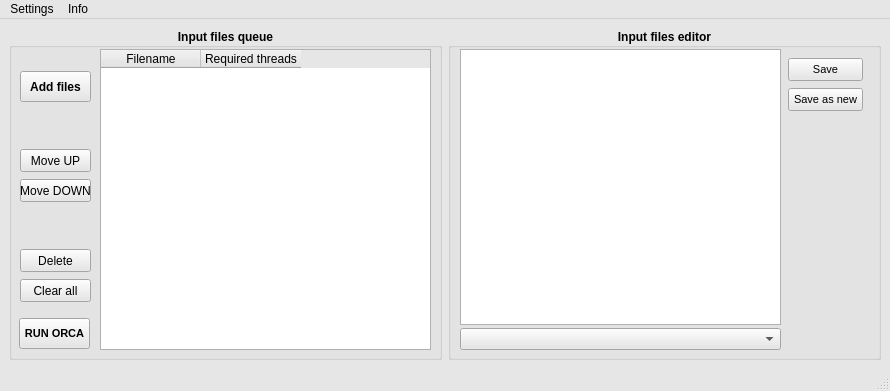
Old version of the form mainwindow.ui in the repository DulovDmitry/OrcaLauncher.
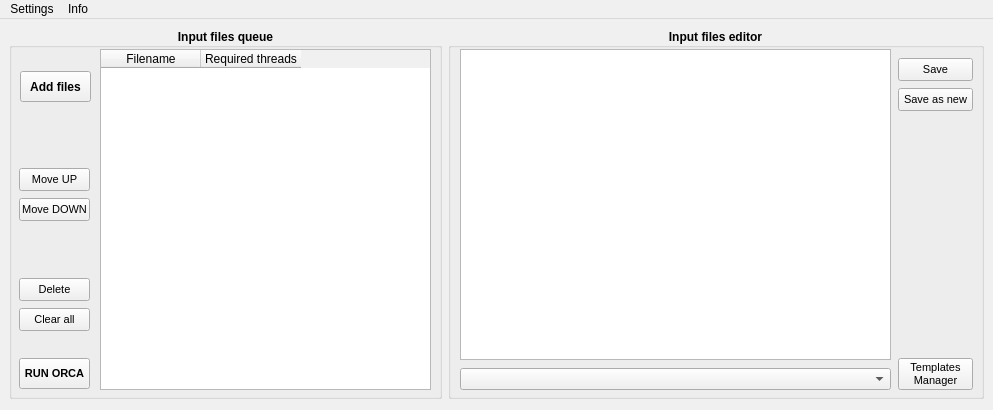
New version of the form.

Commit message: OrcaLauncher v1.2.0 release - добавлен редактор шаблонов (Templates Manager) - изменен принцип хранения шаблонов в templates.dat - добавлено контекстное меню для элементов таблицы информационноо окна - реализована вохможность создания .wfn файлов из .out - скорректирован дизайн окон и элементов - устранены мелкие баги

```diff
--- a/mainwindow.ui
+++ b/mainwindow.ui
@@ -6,8 +6,8 @@
    <rect>
     <x>0</x>
     <y>0</y>
-    <width>890</width>
-    <height>391</height>
+    <width>993</width>
+    <height>410</height>
    </rect>
   </property>
   <property name="sizePolicy">
@@ -18,14 +18,14 @@
   </property>
   <property name="minimumSize">
    <size>
-    <width>890</width>
-    <height>391</height>
+    <width>993</width>
+    <height>410</height>
    </size>
   </property>
   <property name="maximumSize">
    <size>
-    <width>890</width>
-    <height>391</height>
+    <width>993</width>
+    <height>410</height>
    </size>
   </property>
   <property name="palette">
@@ -43,9 +43,9 @@
      <colorrole role="Button">
       <brush brushstyle="SolidPattern">
        <color alpha="255">
-        <red>230</red>
-        <green>230</green>
-        <blue>230</blue>
+        <red>240</red>
+        <green>240</green>
+        <blue>240</blue>
        </color>
       </brush>
      </colorrole>
@@ -61,27 +61,27 @@
      <colorrole role="Midlight">
       <brush brushstyle="SolidPattern">
        <color alpha="255">
-        <red>242</red>
-        <green>242</green>
-        <blue>242</blue>
+        <red>247</red>
+        <green>247</green>
+        <blue>247</blue>
        </color>
       </brush>
      </colorrole>
      <colorrole role="Dark">
       <brush brushstyle="SolidPattern">
        <color alpha="255">
-        <red>115</red>
-        <green>115</green>
-        <blue>115</blue>
+        <red>120</red>
+        <green>120</green>
+        <blue>120</blue>
        </color>
       </brush>
      </colorrole>
      <colorrole role="Mid">
       <brush brushstyle="SolidPattern">
        <color alpha="255">
-        <red>153</red>
-        <green>153</green>
-        <blue>153</blue>
+        <red>160</red>
+        <green>160</green>
+        <blue>160</blue>
        </color>
       </brush>
      </colorrole>
@@ -124,9 +124,9 @@
      <colorrole role="Window">
       <brush brushstyle="SolidPattern">
        <color alpha="255">
-        <red>230</red>
-        <green>230</green>
-        <blue>230</blue>
+        <red>240</red>
+        <green>240</green>
+        <blue>240</blue>
        </color>
       </brush>
      </colorrole>
@@ -142,9 +142,9 @@
      <colorrole role="AlternateBase">
       <brush brushstyle="SolidPattern">
        <color alpha="255">
-        <red>242</red>
-        <green>242</green>
-        <blue>242</blue>
+        <red>247</red>
+        <green>247</green>
+        <blue>247</blue>
        </color>
       </brush>
      </colorrole>
@@ -180,9 +180,9 @@
      <colorrole role="Button">
       <brush brushstyle="SolidPattern">
        <color alpha="255">
-        <red>230</red>
-        <green>230</green>
-        <blue>230</blue>
+        <red>240</red>
+        <green>240</green>
+        <blue>240</blue>
        </color>
       </brush>
      </colorrole>
@@ -198,27 +198,27 @@
      <colorrole role="Midlight">
       <brush brushstyle="SolidPattern">
        <color alpha="255">
-        <red>242</red>
-        <green>242</green>
-        <blue>242</blue>
+        <red>247</red>
+        <green>247</green>
+        <blue>247</blue>
        </color>
       </brush>
      </colorrole>
      <colorrole role="Dark">
       <brush brushstyle="SolidPattern">
        <color alpha="255">
-        <red>115</red>
-        <green>115</green>
-        <blue>115</blue>
+        <red>120</red>
+        <green>120</green>
+        <blue>120</blue>
        </color>
       </brush>
      </colorrole>
      <colorrole role="Mid">
       <brush brushstyle="SolidPattern">
        <color alpha="255">
-        <red>153</red>
-        <green>153</green>
-        <blue>153</blue>
+        <red>160</red>
+        <green>160</green>
+        <blue>160</blue>
        </color>
       </brush>
      </colorrole>
@@ -261,9 +261,9 @@
      <colorrole role="Window">
       <brush brushstyle="SolidPattern">
        <color alpha="255">
-        <red>230</red>
-        <green>230</green>
-        <blue>230</blue>
+        <red>240</red>
+        <green>240</green>
+        <blue>240</blue>
        </color>
       </brush>
      </colorrole>
@@ -279,9 +279,9 @@
      <colorrole role="AlternateBase">
       <brush brushstyle="SolidPattern">
        <color alpha="255">
-        <red>242</red>
-        <green>242</green>
-        <blue>242</blue>
+        <red>247</red>
+        <green>247</green>
+        <blue>247</blue>
        </color>
       </brush>
      </colorrole>
@@ -308,18 +308,18 @@
      <colorrole role="WindowText">
       <brush brushstyle="SolidPattern">
        <color alpha="255">
-        <red>115</red>
-        <green>115</green>
-        <blue>115</blue>
+        <red>120</red>
+        <green>120</green>
+        <blue>120</blue>
        </color>
       </brush>
      </colorrole>
      <colorrole role="Button">
       <brush brushstyle="SolidPattern">
        <color alpha="255">
-        <red>230</red>
-        <green>230</green>
-        <blue>230</blue>
+        <red>240</red>
+        <green>240</green>
+        <blue>240</blue>
        </color>
       </brush>
      </colorrole>
@@ -335,36 +335,36 @@
      <colorrole role="Midlight">
       <brush brushstyle="SolidPattern">
        <color alpha="255">
-        <red>242</red>
-        <green>242</green>
-        <blue>242</blue>
+        <red>247</red>
+        <green>247</green>
+        <blue>247</blue>
        </color>
       </brush>
      </colorrole>
      <colorrole role="Dark">
       <brush brushstyle="SolidPattern">
        <color alpha="255">
-        <red>115</red>
-        <green>115</green>
-        <blue>115</blue>
+        <red>120</red>
+        <green>120</green>
+        <blue>120</blue>
        </color>
       </brush>
      </colorrole>
      <colorrole role="Mid">
       <brush brushstyle="SolidPattern">
        <color alpha="255">
-        <red>153</red>
-        <green>153</green>
-        <blue>153</blue>
+        <red>160</red>
+        <green>160</green>
+        <blue>160</blue>
        </color>
       </brush>
      </colorrole>
      <colorrole role="Text">
       <brush brushstyle="SolidPattern">
        <color alpha="255">
-        <red>115</red>
-        <green>115</green>
-        <blue>115</blue>
+        <red>120</red>
+        <green>120</green>
+        <blue>120</blue>
        </color>
       </brush>
      </colorrole>
@@ -380,27 +380,27 @@
      <colorrole role="ButtonText">
       <brush brushstyle="SolidPattern">
        <color alpha="255">
-        <red>115</red>
-        <green>115</green>
-        <blue>115</blue>
+        <red>120</red>
+        <green>120</green>
+        <blue>120</blue>
        </color>
       </brush>
      </colorrole>
      <colorrole role="Base">
       <brush brushstyle="SolidPattern">
        <color alpha="255">
-        <red>230</red>
-        <green>230</green>
-        <blue>230</blue>
+        <red>240</red>
+        <green>240</green>
+        <blue>240</blue>
        </color>
       </brush>
      </colorrole>
      <colorrole role="Window">
       <brush brushstyle="SolidPattern">
        <color alpha="255">
-        <red>230</red>
-        <green>230</green>
-        <blue>230</blue>
+        <red>240</red>
+        <green>240</green>
+        <blue>240</blue>
        </color>
       </brush>
      </colorrole>
@@ -416,9 +416,9 @@
      <colorrole role="AlternateBase">
       <brush brushstyle="SolidPattern">
        <color alpha="255">
-        <red>230</red>
-        <green>230</green>
-        <blue>230</blue>
+        <red>240</red>
+        <green>240</green>
+        <blue>240</blue>
        </color>
       </brush>
      </colorrole>
@@ -446,6 +446,9 @@
   <property name="windowTitle">
    <string>MainWindow</string>
   </property>
+  <property name="toolButtonStyle">
+   <enum>Qt::ToolButtonIconOnly</enum>
+  </property>
   <widget class="QWidget" name="centralWidget">
    <widget class="QPushButton" name="pushButton">
     <property name="geometry">
@@ -472,9 +475,58 @@
       <x>100</x>
       <y>30</y>
       <width>331</width>
-      <height>301</height>
+      <height>341</height>
      </rect>
     </property>
+    <property name="sizePolicy">
+     <sizepolicy hsizetype="Fixed" vsizetype="Fixed">
+      <horstretch>0</horstretch>
+      <verstretch>0</verstretch>
+     </sizepolicy>
+    </property>
+    <property name="palette">
+     <palette>
+      <active>
+       <colorrole role="Link">
+        <brush brushstyle="SolidPattern">
+         <color alpha="255">
+          <red>0</red>
+          <green>122</green>
+          <blue>244</blue>
+         </color>
+        </brush>
+       </colorrole>
+      </active>
+      <inactive>
+       <colorrole role="Link">
+        <brush brushstyle="SolidPattern">
+         <color alpha="255">
+          <red>0</red>
+          <green>122</green>
+          <blue>244</blue>
+         </color>
+        </brush>
+       </colorrole>
+      </inactive>
+      <disabled>
+       <colorrole role="Link">
+        <brush brushstyle="SolidPattern">
+         <color alpha="255">
+          <red>0</red>
+          <green>122</green>
+          <blue>244</blue>
+         </color>
+        </brush>
+       </colorrole>
+      </disabled>
+     </palette>
+    </property>
+    <property name="font">
+     <font>
+      <weight>50</weight>
+      <bold>false</bold>
+     </font>
+    </property>
     <property name="editTriggers">
      <set>QAbstractItemView::NoEditTriggers</set>
     </property>
@@ -489,81 +541,29 @@
      </property>
     </column>
    </widget>
-   <widget class="QPushButton" name="pushButton_2">
-    <property name="geometry">
-     <rect>
-      <x>20</x>
-      <y>230</y>
-      <width>71</width>
-      <height>23</height>
-     </rect>
-    </property>
-    <property name="text">
-     <string>Delete</string>
-    </property>
-   </widget>
    <widget class="QPlainTextEdit" name="plainTextEdit">
     <property name="geometry">
      <rect>
       <x>460</x>
       <y>30</y>
-      <width>321</width>
-      <height>276</height>
+      <width>431</width>
+      <height>311</height>
      </rect>
     </property>
     <property name="font">
      <font>
-      <family>Lucida Console</family>
-      <pointsize>9</pointsize>
+      <family>Consolas</family>
+      <pointsize>10</pointsize>
      </font>
     </property>
    </widget>
-   <widget class="QPushButton" name="pushButton_3">
-    <property name="geometry">
-     <rect>
-      <x>20</x>
-      <y>260</y>
-      <width>71</width>
-      <height>23</height>
-     </rect>
-    </property>
-    <property name="text">
-     <string>Clear all</string>
-    </property>
-   </widget>
-   <widget class="QPushButton" name="pushButton_4">
-    <property name="geometry">
-     <rect>
-      <x>20</x>
-      <y>130</y>
-      <width>71</width>
-      <height>23</height>
-     </rect>
-    </property>
-    <property name="text">
-     <string>Move UP</string>
-    </property>
-   </widget>
-   <widget class="QPushButton" name="pushButton_5">
-    <property name="geometry">
-     <rect>
-      <x>20</x>
-      <y>160</y>
-      <width>71</width>
-      <height>23</height>
-     </rect>
-    </property>
-    <property name="text">
-     <string>Move DOWN</string>
-    </property>
-   </widget>
    <widget class="QGroupBox" name="groupBox">
     <property name="geometry">
      <rect>
       <x>9</x>
       <y>9</y>
       <width>433</width>
-      <height>332</height>
+      <height>371</height>
      </rect>
     </property>
     <property name="minimumSize">
@@ -592,7 +592,7 @@
      <property name="geometry">
       <rect>
        <x>10</x>
-       <y>290</y>
+       <y>330</y>
        <width>71</width>
        <height>31</height>
       </rect>
@@ -606,14 +606,94 @@
       <string>RUN ORCA</string>
      </property>
     </widget>
+    <widget class="QPushButton" name="pushButton_3">
+     <property name="geometry">
+      <rect>
+       <x>10</x>
+       <y>280</y>
+       <width>71</width>
+       <height>23</height>
+      </rect>
+     </property>
+     <property name="font">
+      <font>
+       <pointsize>8</pointsize>
+       <weight>50</weight>
+       <bold>false</bold>
+      </font>
+     </property>
+     <property name="text">
+      <string>Clear all</string>
+     </property>
+    </widget>
+    <widget class="QPushButton" name="pushButton_2">
+     <property name="geometry">
+      <rect>
+       <x>10</x>
+       <y>250</y>
+       <width>71</width>
+       <height>23</height>
+      </rect>
+     </property>
+     <property name="font">
+      <font>
+       <pointsize>8</pointsize>
+       <weight>50</weight>
+       <bold>false</bold>
+      </font>
+     </property>
+     <property name="text">
+      <string>Delete</string>
+     </property>
+    </widget>
+    <widget class="QPushButton" name="pushButton_5">
+     <property name="geometry">
+      <rect>
+       <x>10</x>
+       <y>170</y>
+       <width>71</width>
+       <height>23</height>
+      </rect>
+     </property>
+     <property name="font">
+      <font>
+       <pointsize>8</pointsize>
+       <weight>50</weight>
+       <bold>false</bold>
+      </font>
+     </property>
+     <property name="text">
+      <string>Move DOWN</string>
+     </property>
+    </widget>
+    <widget class="QPushButton" name="pushButton_4">
+     <property name="geometry">
+      <rect>
+       <x>10</x>
+       <y>140</y>
+       <width>71</width>
+       <height>23</height>
+      </rect>
+     </property>
+     <property name="font">
+      <font>
+       <pointsize>8</pointsize>
+       <weight>50</weight>
+       <bold>false</bold>
+      </font>
+     </property>
+     <property name="text">
+      <string>Move UP</string>
+     </property>
+    </widget>
    </widget>
    <widget class="QGroupBox" name="groupBox_2">
     <property name="geometry">
      <rect>
       <x>448</x>
       <y>9</y>
-      <width>433</width>
-      <height>332</height>
+      <width>536</width>
+      <height>371</height>
      </rect>
     </property>
     <property name="font">
@@ -632,7 +712,7 @@
     <widget class="QPushButton" name="pushButton_6">
      <property name="geometry">
       <rect>
-       <x>340</x>
+       <x>450</x>
        <y>30</y>
        <width>75</width>
        <height>23</height>
@@ -652,7 +732,7 @@
     <widget class="QPushButton" name="pushButton_8">
      <property name="geometry">
       <rect>
-       <x>340</x>
+       <x>450</x>
        <y>60</y>
        <width>75</width>
        <height>23</height>
@@ -673,8 +753,8 @@
      <property name="geometry">
       <rect>
        <x>12</x>
-       <y>300</y>
-       <width>321</width>
+       <y>340</y>
+       <width>431</width>
        <height>22</height>
       </rect>
      </property>
@@ -686,6 +766,27 @@
       </font>
      </property>
     </widget>
+    <widget class="QToolButton" name="toolButton">
+     <property name="geometry">
+      <rect>
+       <x>450</x>
+       <y>330</y>
+       <width>75</width>
+       <height>32</height>
+      </rect>
+     </property>
+     <property name="font">
+      <font>
+       <pointsize>8</pointsize>
+       <weight>50</weight>
+       <bold>false</bold>
+      </font>
+     </property>
+     <property name="text">
+      <string>Templates
+Manager</string>
+     </property>
+    </widget>
    </widget>
    <zorder>groupBox</zorder>
    <zorder>groupBox_2</zorder>
@@ -702,7 +803,7 @@
     <rect>
      <x>0</x>
      <y>0</y>
-     <width>890</width>
+     <width>993</width>
      <height>20</height>
     </rect>
    </property>
@@ -723,7 +824,6 @@
    <addaction name="menuSettings"/>
    <addaction name="menuInfo"/>
   </widget>
-  <widget class="QStatusBar" name="statusBar"/>
   <action name="actionSet_Orca_directory">
    <property name="text">
     <string>Set path to orca.exe</string>
```
Left out of the diff: 13 changed lines with no effect on the pictures. The commit also changes 19 other files.
